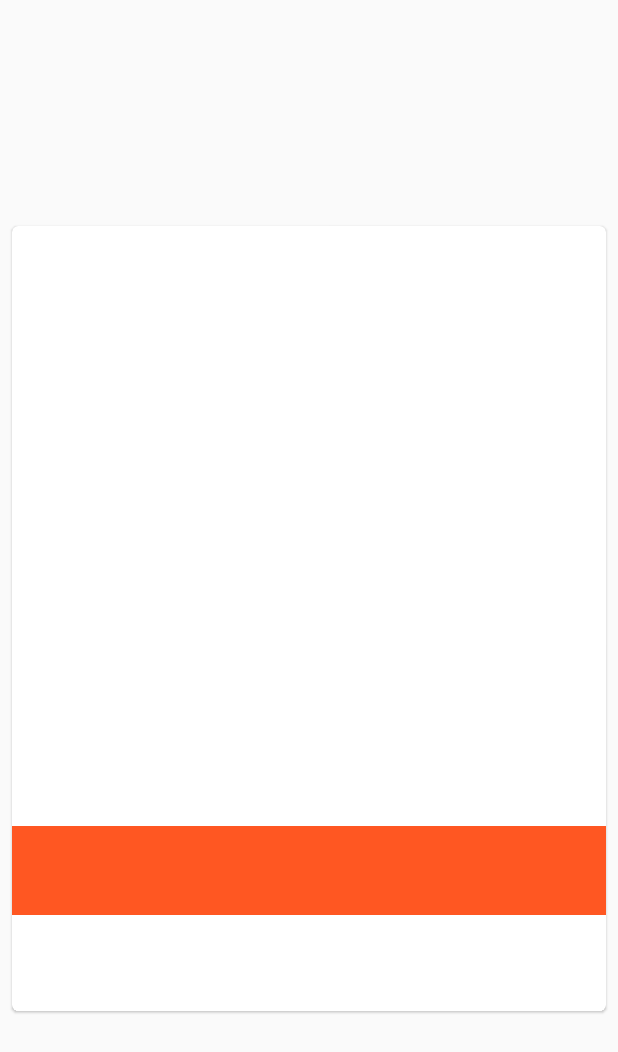
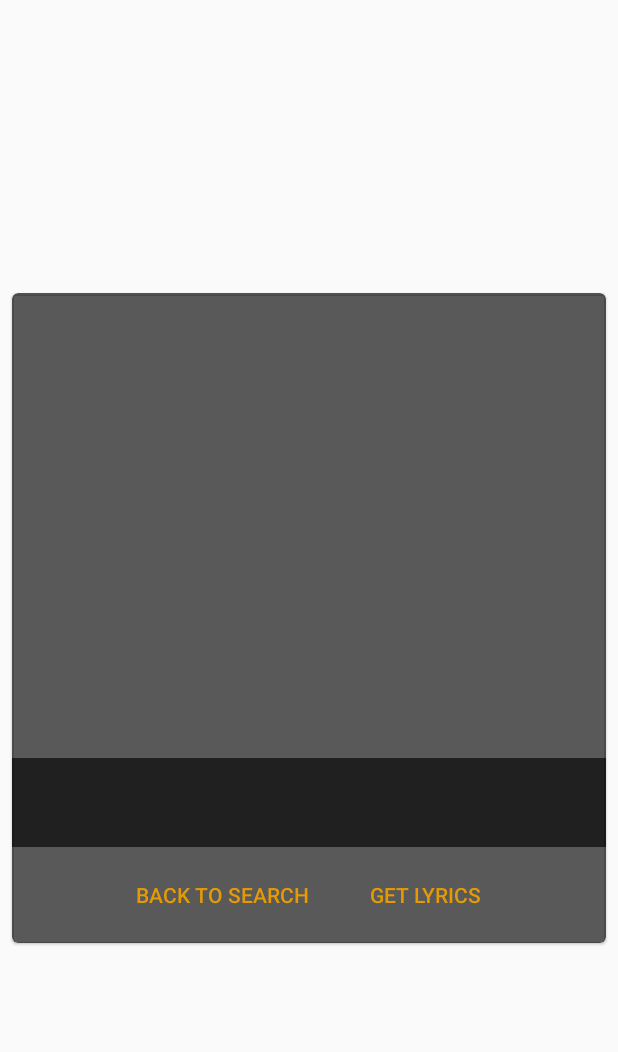
Before and after one commit to TheMattMan04/SongFinderMobile, an Android app: the layout song_search_result.xml on its own in the app's theme, with its tools: preview values and no code run, on a phone screen of 412 x 824 dp. Shown: the top 1052 px of the screen. Run offline under Robolectric (Android 15) with nearby library versions, the phone set to English and light mode, and no system bars.

Commit message:
added lyrics activity

```diff
--- a/SongFinder/app/src/main/AndroidManifest.xml
+++ b/SongFinder/app/src/main/AndroidManifest.xml
@@ -11,7 +11,8 @@
         android:roundIcon="@mipmap/ic_launcher_round"
         android:supportsRtl="true"
         android:theme="@style/AppTheme">
-        <activity android:name=".activities.SongSearchActivity"></activity>
+        <activity android:name=".activities.SongLyricsActivity"></activity>
+        <activity android:name=".activities.SongSearchActivity" />
         <activity android:name=".activities.MainActivity">
             <intent-filter>
                 <action android:name="android.intent.action.MAIN" />
--- a/SongFinder/app/src/main/java/com/example/songfinder/activities/MainActivity.java
+++ b/SongFinder/app/src/main/java/com/example/songfinder/activities/MainActivity.java
@@ -38,11 +38,11 @@ public class MainActivity extends AppCompatActivity {
         songSearchedText = getResources().getString(R.string.song_searched);
 
         songTitleEditText = (EditText)findViewById(R.id.songTitleEditText);
-        songTitleEditText.setText(inputSongText);
+        songTitleEditText.setHint("Search");
     }
 
     public void setSongTitle(View view) {
-        songTitleEditText.setText(songSearchedText);
+
     }
 
     public void searchSongText(View view) {
@@ -74,6 +74,7 @@ public class MainActivity extends AppCompatActivity {
                     intent.putExtra("title", song.getTitle());
                     intent.putExtra("artist", song.getAuthor());
                     intent.putExtra("image", song.getThumbnail());
+                    intent.putExtra("lyrics", song.getLyrics());
 
                     startActivity(intent);
                 }
--- a/SongFinder/app/src/main/res/layout/song_search_result.xml
+++ b/SongFinder/app/src/main/res/layout/song_search_result.xml
@@ -14,7 +14,8 @@
         app:layout_constraintBottom_toBottomOf="parent"
         app:layout_constraintEnd_toEndOf="parent"
         app:layout_constraintStart_toStartOf="parent"
-        app:layout_constraintTop_toTopOf="parent">
+        app:layout_constraintTop_toTopOf="parent"
+        android:backgroundTint="@color/colorPrimaryDark">
 
         <LinearLayout
             android:layout_width="match_parent"
@@ -24,7 +25,7 @@
             <!-- Media -->
             <ImageView
                 android:layout_width="match_parent"
-                android:layout_height="400dp"
+                android:layout_height="310dp"
                 android:scaleType="centerCrop"
                 android:id="@+id/songImageView"/>
 
@@ -33,7 +34,7 @@
                 android:layout_height="wrap_content"
                 android:orientation="vertical"
                 android:padding="16dp"
-                android:background="@color/colorAccent">
+                android:background="@color/colorPrimaryDark">
 
                 <!-- Title, secondary and supporting text -->
                 <TextView
@@ -41,7 +42,7 @@
                     android:layout_height="wrap_content"
                     android:id="@+id/songTextView"
                     android:textAppearance="?attr/textAppearanceHeadline6"
-                    android:textColor="#FFFFFF"/>
+                    android:textColor="@color/colorPrimary"/>
 
             </LinearLayout>
 
@@ -58,14 +59,18 @@
                     android:layout_height="wrap_content"
                     android:layout_marginEnd="8dp"
                     android:text="@string/back_to_search"
-                    android:textColor="#FFFFFF"/>
+                    android:onClick="backToSearch"
+                    android:backgroundTint="@color/colorPrimaryDark"
+                    android:textColor="@color/colorPrimary"/>
 
                 <com.google.android.material.button.MaterialButton
                     style="?attr/borderlessButtonStyle"
                     android:layout_width="wrap_content"
                     android:layout_height="wrap_content"
                     android:text="@string/get_lyrics"
-                    android:textColor="#FFFFFF" />
+                    android:onClick="getLyrics"
+                    android:backgroundTint="@color/colorPrimaryDark"
+                    android:textColor="@color/colorPrimary" />
 
             </LinearLayout>
 
--- a/SongFinder/app/src/main/res/values/colors.xml
+++ b/SongFinder/app/src/main/res/values/colors.xml
@@ -1,6 +1,6 @@
 <?xml version="1.0" encoding="utf-8"?>
 <resources>
-    <color name="colorPrimary">#6200EE</color>
-    <color name="colorPrimaryDark">#0A00B38F</color>
+    <color name="colorPrimary">#EDEE9F00</color>
+    <color name="colorPrimaryDark">#A4000000</color>
     <color name="colorAccent">#FF5722</color>
 </resources>
--- a/SongFinder/app/src/main/res/values/styles.xml
+++ b/SongFinder/app/src/main/res/values/styles.xml
@@ -2,10 +2,10 @@
     <!-- Base application theme. -->
     <style name="AppTheme" parent="Theme.MaterialComponents.DayNight.Bridge">
         <!-- Customize your theme here. -->
-        <item name="colorPrimary">@color/colorAccent</item>
+        <item name="colorPrimary">@color/colorPrimary</item>
         <item name="colorPrimaryDark">@color/colorPrimaryDark</item>
         <item name="colorAccent">@color/colorAccent</item>
-        <item name="android:actionBarStyle">@color/colorAccent</item>
+        <item name="android:actionBarStyle">@color/colorPrimaryDark</item>
     </style>
 
     <style name="AppTheme.NoActionBar">
```
Also changed, not shown: SongFinder/app/src/main/java/com/example/songfinder/activities/SongLyricsActivity.java (added, +25 -0 lines), SongFinder/app/src/main/java/com/example/songfinder/activities/SongSearchActivity.java (+11 -1 lines), SongFinder/app/src/main/res/layout/activity_main.xml (+4 -3 lines), SongFinder/app/src/main/res/layout/song_lyrics.xml (added, +34 -0 lines).
